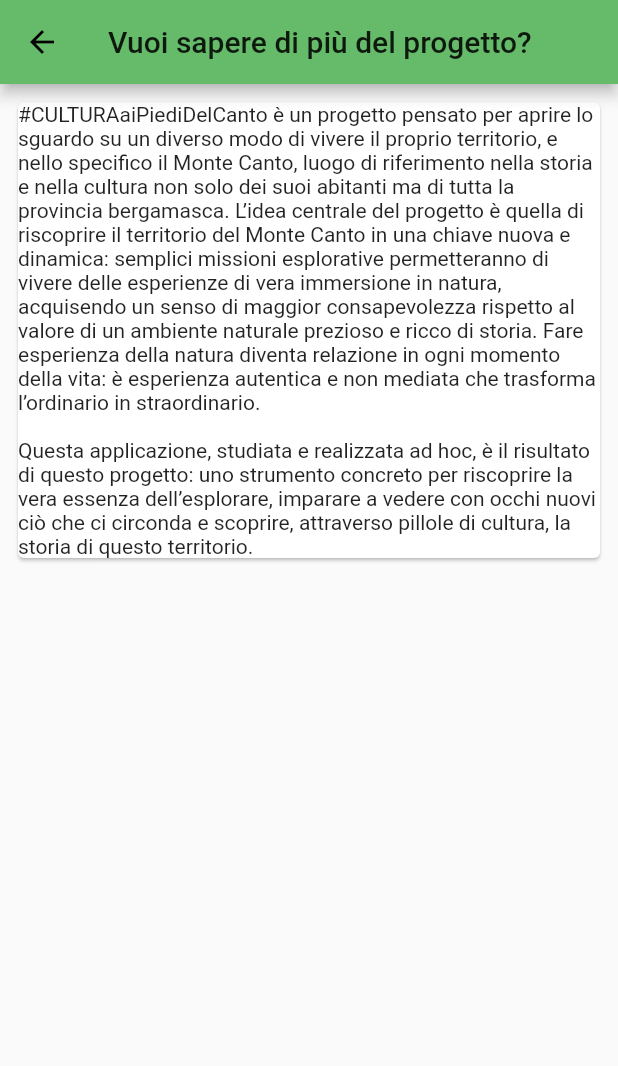
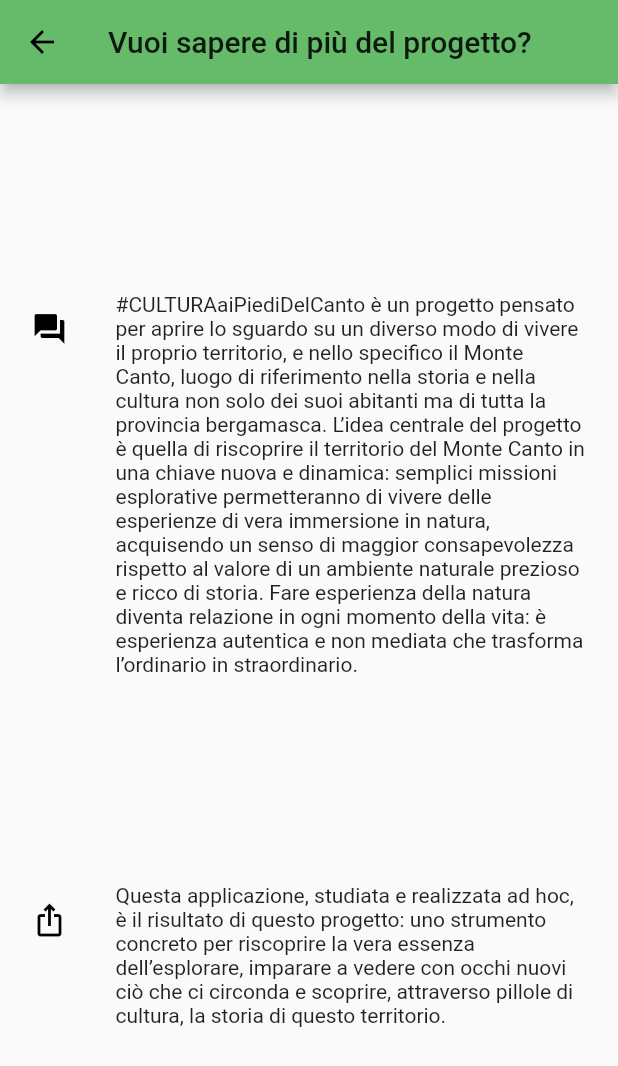
Before and after one commit to mauropelucchi/biohunt, a Flutter app: the ProgettoScreen screen opened directly, on a phone screen of 412 x 824 dp. Shown: the top 1066 px of the screen. Run offline on Flutter 3.47's test engine with Material 2 defaults, Android fonts, the light colour scheme and no system bars; our stand-ins replace flutter_map, introduction_screen, latlong, rxdart, sqflite; accounts and stored records are empty.

Commit message:
update text

```diff
--- a/lib/pages/about/about_us.dart
+++ b/lib/pages/about/about_us.dart
@@ -60,11 +60,7 @@ class AboutUsScreen extends StatelessWidget {
                       title: Text(
                         "Un progetto dell’Associazione Lumaca Ribelle\nRealizzato in collaborazione con Labirinto\nCon il contributo della Fondazione della Comunità Bergamasca © Associazione Lumaca Ribelle 2020",
                         key: ValueKey(AboutUsKeys.AUTHOR_NAME),
-                      ),
-                      subtitle: Text(
-                        "#CULTURAaiPiediDelCanto",
-                        key: ValueKey(AboutUsKeys.PROJECT_NAME),
-                      ),
+                      )
                     ),
                     ListTile(
                         leading: Icon(Icons.email, color: Colors.black),
--- a/lib/pages/about/progetto.dart
+++ b/lib/pages/about/progetto.dart
@@ -11,20 +11,23 @@ class ProgettoScreen extends StatelessWidget {
           key: ValueKey(ProgettoKeys.PROGETTO),
         ),
       ),
-      body: Container(
-        child: Padding(
-          padding: const EdgeInsets.all(8.0),
-          child: ListView(
-            children: <Widget>[
-              Card(
-                child: Column(
-                  children: <Widget>[
-                    Text("#CULTURAaiPiediDelCanto è un progetto pensato per aprire lo sguardo su un diverso modo di vivere il proprio territorio, e nello specifico il Monte Canto, luogo di riferimento nella storia e nella cultura non solo dei suoi abitanti ma di tutta la provincia bergamasca. L’idea centrale del progetto è quella di riscoprire il territorio del Monte Canto in una chiave nuova e dinamica: semplici missioni esplorative permetteranno di vivere delle esperienze di vera immersione in natura, acquisendo un senso di maggior consapevolezza rispetto al valore di un ambiente naturale prezioso e ricco di storia. Fare esperienza della natura diventa relazione in ogni momento della vita: è esperienza autentica e non mediata che trasforma l’ordinario in straordinario.\n\nQuesta applicazione, studiata e realizzata ad hoc, è il risultato di questo progetto: uno strumento concreto per riscoprire la vera essenza dell’esplorare, imparare a vedere con occhi nuovi ciò che ci circonda e scoprire, attraverso pillole di cultura, la storia di questo territorio.")
-                  ],
-                ),
-              )
-            ],
-          ),
+      body: Padding(
+        padding: EdgeInsets.all(5.0),
+        child: Column(
+          mainAxisAlignment: MainAxisAlignment.spaceEvenly,
+          children: <Widget>[
+            ListTile(
+              leading: Icon(Icons.question_answer, color: Colors.black),
+              title: Text(
+                  "#CULTURAaiPiediDelCanto è un progetto pensato per aprire lo sguardo su un diverso modo di vivere il proprio territorio, e nello specifico il Monte Canto, luogo di riferimento nella storia e nella cultura non solo dei suoi abitanti ma di tutta la provincia bergamasca. L’idea centrale del progetto è quella di riscoprire il territorio del Monte Canto in una chiave nuova e dinamica: semplici missioni esplorative permetteranno di vivere delle esperienze di vera immersione in natura, acquisendo un senso di maggior consapevolezza rispetto al valore di un ambiente naturale prezioso e ricco di storia. Fare esperienza della natura diventa relazione in ogni momento della vita: è esperienza autentica e non mediata che trasforma l’ordinario in straordinario.",
+                  style: TextStyle(fontSize: 14)),
+            ),
+            ListTile(
+                leading: Icon(Icons.ios_share, color: Colors.black),
+                title: Text(
+                    "Questa applicazione, studiata e realizzata ad hoc, è il risultato di questo progetto: uno strumento concreto per riscoprire la vera essenza dell’esplorare, imparare a vedere con occhi nuovi ciò che ci circonda e scoprire, attraverso pillole di cultura, la storia di questo territorio.",
+                    style: TextStyle(fontSize: 14)))
+          ],
         ),
       ),
     );
```
Also changed, not shown: lib/pages/about/kit.dart (+19 -1 lines), lib/pages/tappe/row_tappa.dart (+5 -7 lines).
